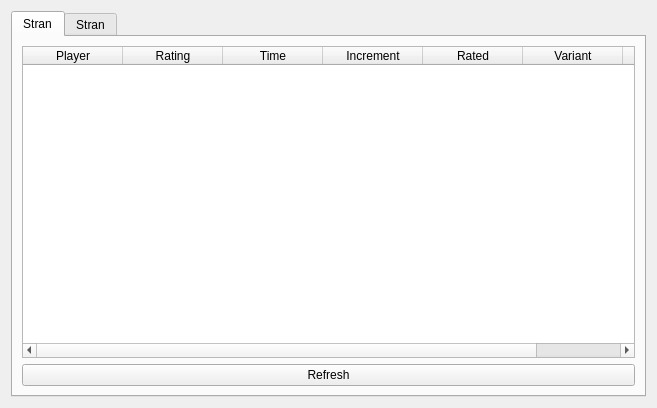
First picture: the form in src/proto/ficsdialog.ui, repository KDE/knights, before the edit.
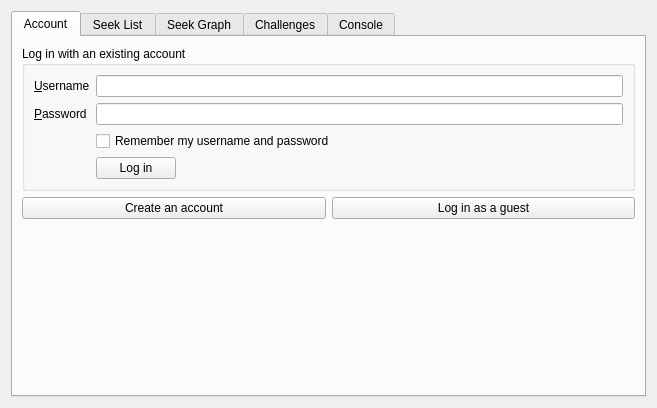
Second picture: the form after the edit. Custom widgets are drawn as their Qt base class.

Commit message: Enhanced FICS dialog

What changed in the file:
```diff
--- a/src/proto/ficsdialog.ui
+++ b/src/proto/ficsdialog.ui
@@ -16,9 +16,112 @@
      <property name="currentIndex">
       <number>0</number>
      </property>
+     <widget class="QWidget" name="tab_4">
+      <attribute name="title">
+       <string>Account</string>
+      </attribute>
+      <layout class="QGridLayout" name="gridLayout">
+       <item row="0" column="0" colspan="2">
+        <widget class="QGroupBox" name="groupBox">
+         <property name="title">
+          <string>Log in with an existing account</string>
+         </property>
+         <layout class="QFormLayout" name="formLayout">
+          <property name="fieldGrowthPolicy">
+           <enum>QFormLayout::ExpandingFieldsGrow</enum>
+          </property>
+          <item row="0" column="0">
+           <widget class="QLabel" name="usernameLabel">
+            <property name="text">
+             <string>&amp;Username</string>
+            </property>
+            <property name="buddy">
+             <cstring>usernameLineEdit</cstring>
+            </property>
+           </widget>
+          </item>
+          <item row="0" column="1">
+           <widget class="KLineEdit" name="usernameLineEdit">
+            <property name="urlDropsEnabled">
+             <bool>false</bool>
+            </property>
+            <property name="showClearButton" stdset="0">
+             <bool>true</bool>
+            </property>
+           </widget>
+          </item>
+          <item row="2" column="0">
+           <widget class="QLabel" name="passwordLabel">
+            <property name="text">
+             <string>&amp;Password</string>
+            </property>
+            <property name="buddy">
+             <cstring>passwordLineEdit</cstring>
+            </property>
+           </widget>
+          </item>
+          <item row="2" column="1">
+           <widget class="KLineEdit" name="passwordLineEdit">
+            <property name="urlDropsEnabled">
+             <bool>false</bool>
+            </property>
+            <property name="showClearButton" stdset="0">
+             <bool>true</bool>
+            </property>
+            <property name="passwordMode">
+             <bool>true</bool>
+            </property>
+           </widget>
+          </item>
+          <item row="4" column="1">
+           <widget class="QCheckBox" name="checkBox">
+            <property name="text">
+             <string>Remember my username and password</string>
+            </property>
+           </widget>
+          </item>
+          <item row="5" column="1">
+           <widget class="KPushButton" name="kpushbutton_2">
+            <property name="text">
+             <string>Log in</string>
+            </property>
+           </widget>
+          </item>
+         </layout>
+        </widget>
+       </item>
+       <item row="3" column="1">
+        <widget class="KPushButton" name="kpushbutton">
+         <property name="text">
+          <string>Log in as a guest</string>
+         </property>
+        </widget>
+       </item>
+       <item row="3" column="0">
+        <widget class="KPushButton" name="kpushbutton_3">
+         <property name="text">
+          <string>Create an account</string>
+         </property>
+        </widget>
+       </item>
+       <item row="4" column="0">
+        <spacer name="verticalSpacer">
+         <property name="orientation">
+          <enum>Qt::Vertical</enum>
+         </property>
+         <property name="sizeHint" stdset="0">
+          <size>
+           <width>20</width>
+           <height>40</height>
+          </size>
+         </property>
+        </spacer>
+       </item>
+      </layout>
+     </widget>
      <widget class="QWidget" name="joinTab">
       <attribute name="title">
-       <string>Stran</string>
+       <string>Seek List</string>
       </attribute>
       <layout class="QVBoxLayout" name="verticalLayout_2">
        <item>
@@ -89,7 +192,7 @@
      </widget>
      <widget class="QWidget" name="seekTab">
       <attribute name="title">
-       <string>Stran</string>
+       <string>Seek Graph</string>
       </attribute>
       <layout class="QVBoxLayout" name="verticalLayout_3">
        <item>
@@ -111,6 +214,17 @@
        </item>
       </layout>
      </widget>
+     <widget class="QWidget" name="tab_3">
+      <attribute name="title">
+       <string>Challenges</string>
+      </attribute>
+     </widget>
+     <widget class="QWidget" name="tab_2">
+      <attribute name="title">
+       <string>Console</string>
+      </attribute>
+      <layout class="QVBoxLayout" name="verticalLayout_4"/>
+     </widget>
     </widget>
    </item>
   </layout>
@@ -121,6 +235,11 @@
    <extends>QPushButton</extends>
    <header>kpushbutton.h</header>
   </customwidget>
+  <customwidget>
+   <class>KLineEdit</class>
+   <extends>QLineEdit</extends>
+   <header>klineedit.h</header>
+  </customwidget>
   <customwidget>
    <class>KTabWidget</class>
    <extends>QTabWidget</extends>
```
Left out of the diff: 20 changed lines with no effect on the pictures.
